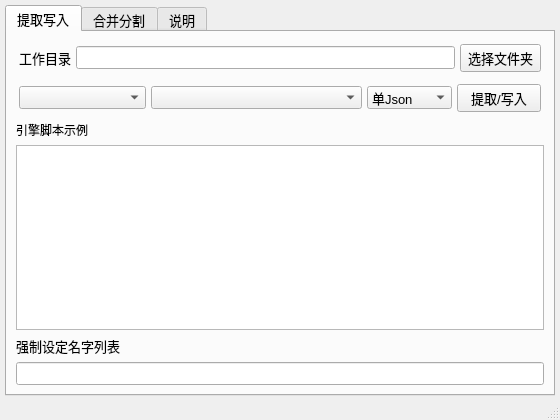
This is ui_mainWindow.ui in satan53x/SExtractor as Qt 5 draws it before an edit. The edited form follows.
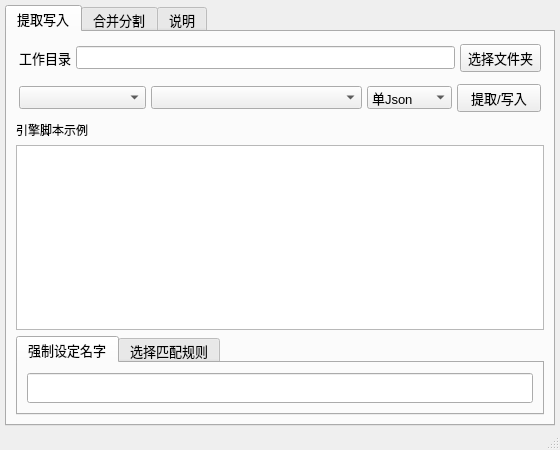
This is the edited form.

Commit message: 添加可正则匹配的TXT模式

```diff
--- a/ui_mainWindow.ui
+++ b/ui_mainWindow.ui
@@ -7,13 +7,13 @@
     <x>0</x>
     <y>0</y>
     <width>560</width>
-    <height>420</height>
+    <height>450</height>
    </rect>
   </property>
   <property name="minimumSize">
    <size>
     <width>560</width>
-    <height>420</height>
+    <height>450</height>
    </size>
   </property>
   <property name="font">
@@ -183,15 +183,54 @@
          <widget class="QTextBrowser" name="sampleBrowser"/>
         </item>
         <item>
-         <widget class="QLabel" name="label_2">
-          <property name="text">
-           <string>强制设定名字列表</string>
+         <widget class="QTabWidget" name="extraFuncTabs">
+          <property name="enabled">
+           <bool>true</bool>
           </property>
+          <property name="minimumSize">
+           <size>
+            <width>0</width>
+            <height>0</height>
+           </size>
+          </property>
+          <property name="currentIndex">
+           <number>0</number>
+          </property>
+          <widget class="QWidget" name="nameListTab">
+           <property name="enabled">
+            <bool>true</bool>
+           </property>
+           <attribute name="title">
+            <string>强制设定名字</string>
+           </attribute>
+           <layout class="QVBoxLayout" name="verticalLayout_4">
+            <item>
+             <widget class="QLineEdit" name="nameListEdit">
+              <property name="enabled">
+               <bool>true</bool>
+              </property>
+              <property name="minimumSize">
+               <size>
+                <width>0</width>
+                <height>30</height>
+               </size>
+              </property>
+             </widget>
+            </item>
+           </layout>
+          </widget>
+          <widget class="QWidget" name="regNameTab">
+           <attribute name="title">
+            <string>选择匹配规则</string>
+           </attribute>
+           <layout class="QVBoxLayout" name="verticalLayout_5">
+            <item>
+             <widget class="QComboBox" name="regNameBox"/>
+            </item>
+           </layout>
+          </widget>
          </widget>
         </item>
-        <item>
-         <widget class="QLineEdit" name="nameListEdit"/>
-        </item>
        </layout>
       </widget>
       <widget class="QWidget" name="tab_3">
```
Left out of the diff: 4 changed lines with no effect on the pictures. The commit also changes 9 other files.
